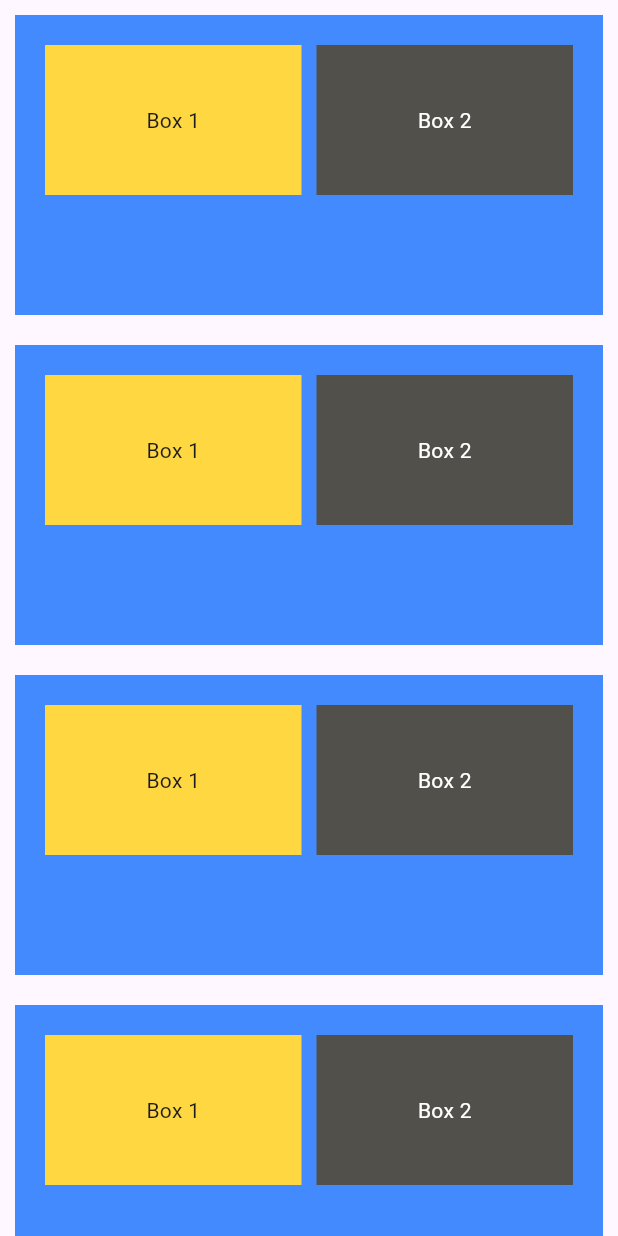
After one commit to rakibmridha2050/Flutter-1.0, a Flutter app: the DesignPracOne screen opened directly, on a phone screen of 412 x 824 dp. The commit adds this screen. Run offline on Flutter 3.47's test engine with Material 3 defaults, Android fonts, the phone set to English and light mode, and no system bars; our stand-ins replace fluttertoast, image_picker, liquid_swipe, sqflite; accounts and stored records are empty.

Commit message:
design practice

```diff
--- /dev/null
+++ b/lib/design_prac_one.dart
@@ -0,0 +1,270 @@
+import 'package:flutter/material.dart';
+
+void main() {
+  runApp(const MyApp());
+}
+
+class MyApp extends StatelessWidget {
+  const MyApp({super.key});
+  @override
+  Widget build(BuildContext context) {
+    return MaterialApp(
+      debugShowCheckedModeBanner: false,
+      home: const DesignPracOne(),
+    );
+  }
+}
+
+class DesignPracOne extends StatelessWidget {
+  const DesignPracOne({super.key});
+
+  @override
+  Widget build(BuildContext context) {
+    return Scaffold(
+      body: ListView(
+        children: [
+          Container(
+            padding: const EdgeInsets.all(20),
+            margin: const EdgeInsets.all(10),
+            height: 200,
+            color: Colors.blueAccent, // outer container color
+            child: Column(
+              children: [
+                // Row with two equal expanded colored boxes
+                Row(
+                  children: [
+                    Expanded(
+                      child: Container(
+                        // color must be here (or use decoration)
+                        color: Colors.amberAccent,
+                        height:
+                            100, // give some height so it is visible inside the Column
+                        child: const Center(child: Text("Box 1", )),
+                      ),
+                    ),
+                    const SizedBox(width: 10),
+                    Expanded(
+                      child: Container(
+                        decoration: const BoxDecoration(
+                          // set color inside BoxDecoration if you use decoration
+                          color: Color.fromARGB(255, 82, 80, 74),
+                        ),
+                        height: 100,
+                        child: const Center(
+                          child: Text(
+                            "Box 2",
+                            style: TextStyle(color: Colors.white),
+                          ),
+                        ),
+                      ),
+                    ),
+                  ],
+                ),
+              ],
+            ),
+          ),
+          Container(
+            padding: const EdgeInsets.all(20),
+            margin: const EdgeInsets.all(10),
+            height: 200,
+            color: Colors.blueAccent, // outer container color
+            child: Column(
+              children: [
+                // Row with two equal expanded colored boxes
+                Row(
+                  children: [
+                    Expanded(
+                      child: Container(
+                        // color must be here (or use decoration)
+                        color: Colors.amberAccent,
+                        height:
+                            100, // give some height so it is visible inside the Column
+                        child: const Center(child: Text("Box 1", )),
+                      ),
+                    ),
+                    const SizedBox(width: 10),
+                    Expanded(
+                      child: Container(
+                        decoration: const BoxDecoration(
+                          // set color inside BoxDecoration if you use decoration
+                          color: Color.fromARGB(255, 82, 80, 74),
+                        ),
+                        height: 100,
+                        child: const Center(
+                          child: Text(
+                            "Box 2",
+                            style: TextStyle(color: Colors.white),
+                          ),
+                        ),
+                      ),
+                    ),
+                  ],
+                ),
+              ],
+            ),
+          ),
+          Container(
+            padding: const EdgeInsets.all(20),
+            margin: const EdgeInsets.all(10),
+            height: 200,
+            color: Colors.blueAccent, // outer container color
+            child: Column(
+              children: [
+                // Row with two equal expanded colored boxes
+                Row(
+                  children: [
+                    Expanded(
+                      child: Container(
+                        // color must be here (or use decoration)
+                        color: Colors.amberAccent,
+                        height:
+                            100, // give some height so it is visible inside the Column
+                        child: const Center(child: Text("Box 1", )),
+                      ),
+                    ),
+                    const SizedBox(width: 10),
+                    Expanded(
+                      child: Container(
+                        decoration: const BoxDecoration(
+                          // set color inside BoxDecoration if you use decoration
+                          color: Color.fromARGB(255, 82, 80, 74),
+                        ),
+                        height: 100,
+                        child: const Center(
+                          child: Text(
+                            "Box 2",
+                            style: TextStyle(color: Colors.white),
+                          ),
+                        ),
+                      ),
+                    ),
+                  ],
+                ),
+              ],
+            ),
+          ),
+          Container(
+            padding: const EdgeInsets.all(20),
+            margin: const EdgeInsets.all(10),
+            height: 200,
+            color: Colors.blueAccent, // outer container color
+            child: Column(
+              children: [
+                // Row with two equal expanded colored boxes
+                Row(
+                  children: [
+                    Expanded(
+                      child: Container(
+                        // color must be here (or use decoration)
+                        color: Colors.amberAccent,
+                        height:
+                            100, // give some height so it is visible inside the Column
+                        child: const Center(child: Text("Box 1", )),
+                      ),
+                    ),
+                    const SizedBox(width: 10),
+                    Expanded(
+                      child: Container(
+                        decoration: const BoxDecoration(
+                          // set color inside BoxDecoration if you use decoration
+                          color: Color.fromARGB(255, 82, 80, 74),
+                        ),
+                        height: 100,
+                        child: const Center(
+                          child: Text(
+                            "Box 2",
+                            style: TextStyle(color: Colors.white),
+                          ),
+                        ),
+                      ),
+                    ),
+                  ],
+                ),
+              ],
+            ),
+          ),
+          Container(
+            padding: const EdgeInsets.all(20),
+            margin: const EdgeInsets.all(10),
+            height: 200,
+            color: Colors.blueAccent, // outer container color
+            child: Column(
+              children: [
+                // Row with two equal expanded colored boxes
+                Row(
+                  children: [
+                    Expanded(
+                      child: Container(
+                        // color must be here (or use decoration)
+                        color: Colors.amberAccent,
+                        height:
+                            100, // give some height so it is visible inside the Column
+                        child: const Center(child: Text("Box 1", )),
+                      ),
+                    ),
+                    const SizedBox(width: 10),
+                    Expanded(
+                      child: Container(
+                        decoration: const BoxDecoration(
+                          // set color inside BoxDecoration if you use decoration
+                          color: Color.fromARGB(255, 82, 80, 74),
+                        ),
+                        height: 100,
+                        child: const Center(
+                          child: Text(
+                            "Box 2",
+                            style: TextStyle(color: Colors.white),
+                          ),
+                        ),
+                      ),
+                    ),
+                  ],
+                ),
+              ],
+            ),
+          ),
+          Container(
+            padding: const EdgeInsets.all(20),
+            margin: const EdgeInsets.all(10),
+            height: 200,
+            color: Colors.blueAccent, // outer container color
+            child: Column(
+              children: [
+                // Row with two equal expanded colored boxes
+                Row(
+                  children: [
+                    Expanded(
+                      child: Container(
+                        // color must be here (or use decoration)
+                        color: Colors.amberAccent,
+                        height:
+                            100, // give some height so it is visible inside the Column
+                        child: const Center(child: Text("Box 1", )),
+                      ),
+                    ),
+                    const SizedBox(width: 10),
+                    Expanded(
+                      child: Container(
+                        decoration: const BoxDecoration(
+                          // set color inside BoxDecoration if you use decoration
+                          color: Color.fromARGB(255, 82, 80, 74),
+                        ),
+                        height: 100,
+                        child: const Center(
+                          child: Text(
+                            "Box 2",
+                            style: TextStyle(color: Colors.white),
+                          ),
+                        ),
+                      ),
+                    ),
+                  ],
+                ),
+              ],
+            ),
+          ),
+        ],
+      ),
+    );
+  }
+}
--- /dev/null
+++ b/lib/liquid_swipe.dart
@@ -0,0 +1,108 @@
+import 'package:flutter/material.dart';
+import 'package:liquid_swipe/liquid_swipe.dart';
+
+void main() {
+  runApp(NationalFlag());
+}
+
+class PracticeN8 extends StatelessWidget {
+  PracticeN8({super.key});
+
+  final page2 = [
+    Container(
+      color: Colors.amberAccent,
+      height: double.infinity,
+      width: double.infinity,
+      child: Image.asset("assets/download.jpg"),
+    ),
+    Container(
+      color: Colors.amberAccent,
+      height: double.infinity,
+      width: double.infinity,
+      child: Image.asset("assets/download.jpg",fit: BoxFit.cover,),
+    ),
+    Container(
+      color: Colors.amberAccent,
+      height: double.infinity,
+      width: double.infinity,
+      child: Image.asset("assets/images.jpg",fit: BoxFit.cover,),
+    ),
+    Container(
+      color: Colors.amberAccent,
+      height: double.infinity,
+      width: double.infinity,
+      child: Image.asset("assets/download.jpg",fit: BoxFit.cover,),
+    ),
+    Container(
+      color: Colors.amberAccent,
+      height: double.infinity,
+      width: double.infinity,
+      child: Image.asset("assets/images.jpg",fit: BoxFit.cover,),
+    ),
+  ];
+
+  @override
+  Widget build(BuildContext context) {
+    return MaterialApp(
+      debugShowCheckedModeBanner: false,
+      home: SafeArea(
+        child: Scaffold(body: LiquidSwipe(pages: page2)),
+      ),
+    );
+  }
+}
+
+
+
+class NationalFlag extends StatelessWidget {
+  const NationalFlag({super.key});
+
+  @override
+  Widget build(BuildContext context) {
+    return MaterialApp(
+      debugShowCheckedModeBanner: false,
+      theme: ThemeData(primarySwatch:  Colors.deepPurple,),
+      darkTheme: ThemeData(primarySwatch: Colors.deepPurple),
+      home: ArtsOfBDFlag(),
+    );
+  }
+}
+
+class ArtsOfBDFlag extends StatefulWidget {
+  const ArtsOfBDFlag({super.key});
+
+  @override
+  State<ArtsOfBDFlag> createState() => _ArtsOfBDFlagState();
+}
+
+class _ArtsOfBDFlagState extends State<ArtsOfBDFlag> {
+  @override
+  Widget build(BuildContext context) {
+    return Scaffold(
+      backgroundColor: const Color.fromARGB(255, 56, 48, 52),
+      body: Center(
+        child: Container(
+          width: double.infinity,
+          height: 220,
+          decoration: BoxDecoration(
+            color: Colors.green[700],
+            border: Border.all(
+              color: Colors.black,
+              width: 5,
+            )
+          ),
+          child: Center(
+            child: Container(
+              width: 120,
+              height: 120,
+              decoration: const BoxDecoration(
+                color: Colors.red,
+                shape: BoxShape.circle,
+              ),
+            ),
+          ),
+        ),
+      ),
+    );
+  }
+}
--- a/lib/main.dart
+++ b/lib/main.dart
@@ -1,5 +1,6 @@
 import 'package:app_flutter/crudsqllite/screens/user_list.dart';
 import 'package:app_flutter/home_page.dart';
+import 'package:app_flutter/liquid_swipe.dart';
 import 'package:app_flutter/page1.dart';
 import 'package:flutter/material.dart';
 import 'package:fluttertoast/fluttertoast.dart';
@@ -18,7 +19,7 @@ class MyApp extends StatelessWidget {
       theme: ThemeData(primarySwatch: Colors.blue),
       darkTheme: ThemeData(primarySwatch: Colors.deepPurple),
       // home: Youtude(),
-      home: UserList(),
+      home: PracticeN8(),
     );
   }
 }
--- a/pubspec.yaml
+++ b/pubspec.yaml
@@ -39,6 +39,9 @@ dependencies:
   path: ^1.9.1
   sqflite: ^2.4.2
   path_provider: ^2.1.5
+  http: ^1.6.0
+  shared_preferences: ^2.5.3
+  liquid_swipe: ^3.1.0
 
 
 dev_dependencies:
```
Also changed, not shown: pubspec.lock, 1 other file.
